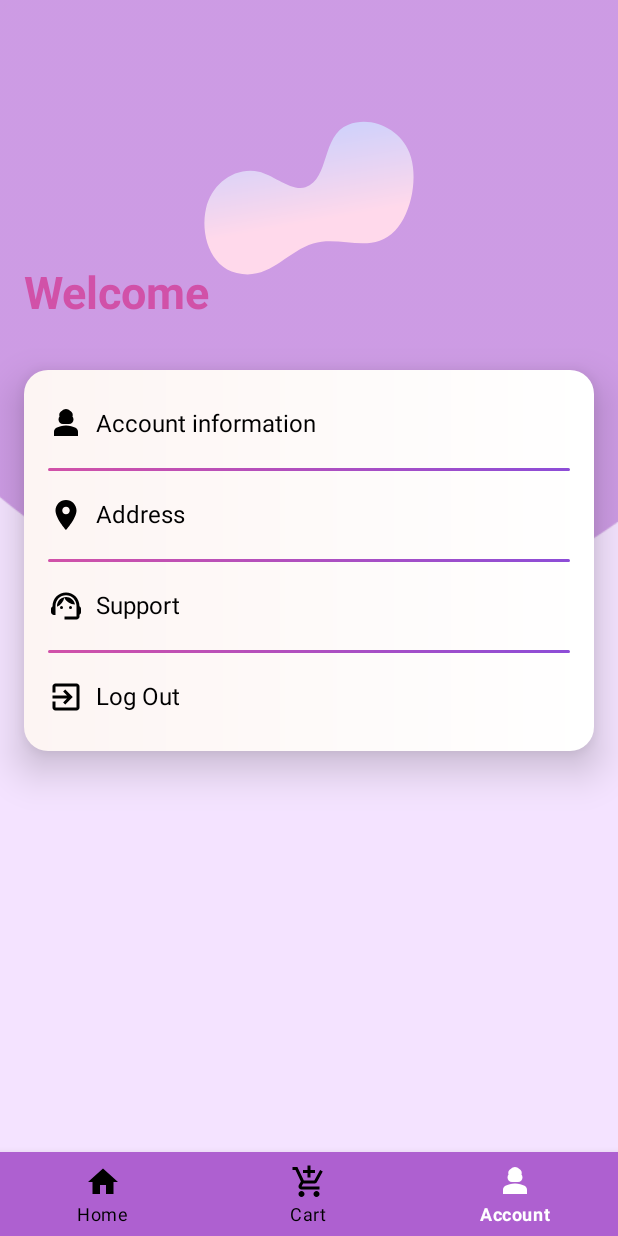
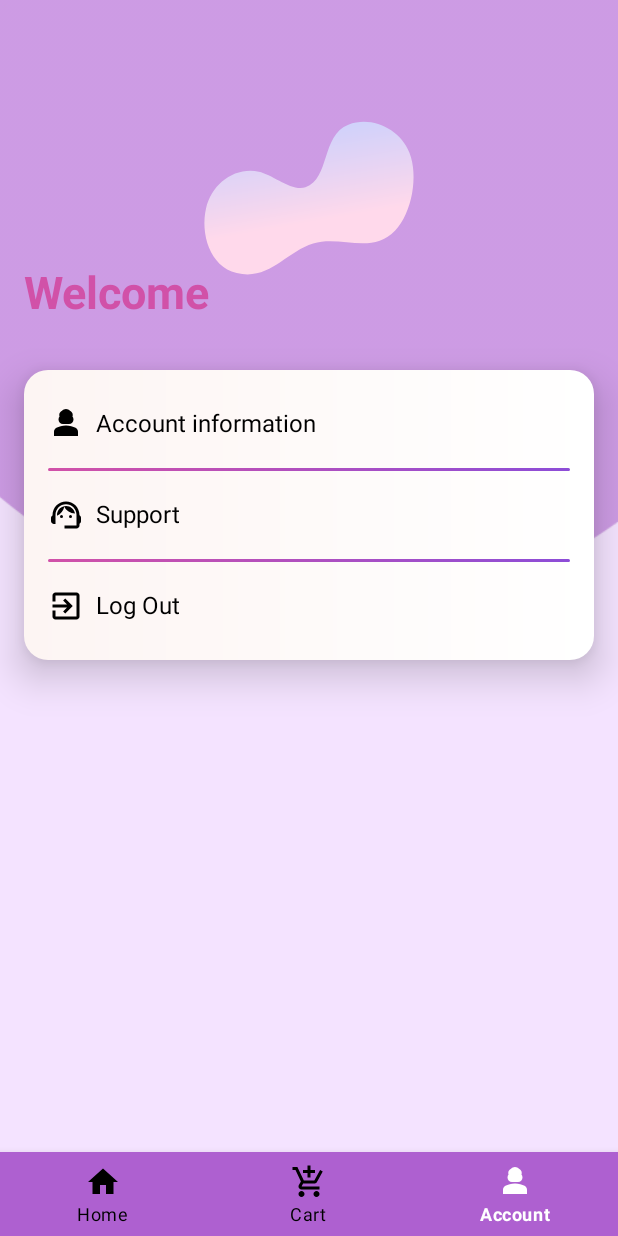
Before and after one commit to vinhhoang2810/PBL6-shoes-shop, an Android app: the HomeFragment screen opened directly, with no data from a screen before it, item 3 of the bottom bar chosen, on a phone screen of 412 x 824 dp. Run offline under Robolectric (Android 15) with nearby library versions, the phone set to English and light mode, and no system bars; our stand-ins replace sdp/ssp sizes; libraries missing offline, so code that uses them is left out: com.chibatching.kotpref; network calls fail; pictures from the network do not load; 3 statements that could not run were skipped.

Commit message:
readjust ui cart

```diff
--- a/app/src/main/java/com/shop/shoes/project/data/model/Cart.kt
+++ b/app/src/main/java/com/shop/shoes/project/data/model/Cart.kt
@@ -4,7 +4,9 @@ import com.google.gson.annotations.SerializedName
 
 data class ResponseCart(
     @SerializedName("cartItems")
-    var cartItems: List<Cart> = emptyList()
+    var cartItems: List<Cart> = emptyList(),
+    @SerializedName("totalDiscountedPrice")
+    var totalDiscountedPrice: Int = 0
 )
 
 data class Cart(
--- a/app/src/main/java/com/shop/shoes/project/ui/main/ShareViewModel.kt
+++ b/app/src/main/java/com/shop/shoes/project/ui/main/ShareViewModel.kt
@@ -9,6 +9,7 @@ import com.shop.shoes.project.R
 import com.shop.shoes.project.data.model.BodyCart
 import com.shop.shoes.project.data.model.Cart
 import com.shop.shoes.project.data.model.Product
+import com.shop.shoes.project.data.model.ResponseCart
 import com.shop.shoes.project.data.source.Repository
 import com.shop.shoes.project.utils.Pref
 import kotlinx.coroutines.launch
@@ -52,21 +53,21 @@ class ShareViewModel(application: Application, private val repository: Repositor
         return list
     }
 
-    private val _cart = MutableLiveData<List<Cart>>(emptyList())
+    private val _cart = MutableLiveData<ResponseCart?>()
     val cart = _cart
     fun getAllCart() {
         viewModelScope.launch {
             try {
                 val response = repository.getAllCarts()
-                _cart.postValue(response.cartItems)
+                _cart.postValue(response)
             } catch (e: Exception) {
-                _cart.postValue(emptyList())
+                _cart.postValue(null)
             }
         }
     }
 
     fun clearCart() {
-        _cart.postValue(emptyList())
+        _cart.postValue(null)
     }
 
     fun addNewCart(cart: BodyCart, listener: () -> Unit) {
--- a/app/src/main/java/com/shop/shoes/project/ui/main/account/AccountFragment.kt
+++ b/app/src/main/java/com/shop/shoes/project/ui/main/account/AccountFragment.kt
@@ -36,18 +36,12 @@ class AccountFragment : BaseFragment<FragmentAccountBinding>() {
                 startActivity(Intent(context, InfoActivity::class.java))
             }
         }
-
         tvSupport.setOnClickListener { sendFeedBack() }
         tvLogout.setOnClickListener {
             Pref.accessToken = ""
             tvLogout.visibility = View.GONE
             view.visibility = View.GONE
             shareViewModel.clearCart()
-        }
-        tvAddress.setOnClickListener {
-            mustBeLogin {
-                //TODO
-            }
         }
     }
 
--- a/app/src/main/java/com/shop/shoes/project/ui/main/cart/CartFragment.kt
+++ b/app/src/main/java/com/shop/shoes/project/ui/main/cart/CartFragment.kt
@@ -63,16 +63,19 @@ class CartFragment : BaseFragment<FragmentCartBinding>() {
     @SuppressLint("NotifyDataSetChanged")
     private fun listenCart() = binding.run {
         cartViewModel.cart.observe(this@CartFragment) {
+            if (it != null) {
                 carts.run {
                     clear()
-                addAll(it)
+                    addAll(it.cartItems)
                 }
+                tvLogin.visibility = View.GONE
                 adapter.notifyDataSetChanged()
                 rvCart.adapter = adapter
+                tvTotal.text = it.totalDiscountedPrice.toString()
+            } else {
                 if (Pref.accessToken == "") {
                     tvLogin.visibility = View.VISIBLE
-            } else {
-                tvLogin.visibility = View.GONE
+                }
             }
         }
     }
--- a/app/src/main/res/layout/fragment_account.xml
+++ b/app/src/main/res/layout/fragment_account.xml
@@ -72,23 +72,6 @@
             android:background="@drawable/bg_btn" />
 
         <TextView
-            android:id="@+id/tvAddress"
-            android:layout_width="match_parent"
-            android:layout_height="wrap_content"
-            android:drawableStart="@drawable/icon_place"
-            android:drawablePadding="@dimen/_8sdp"
-            android:paddingVertical="@dimen/_16sdp"
-            android:text="@string/address"
-            android:textColor="@color/black"
-            android:textSize="@dimen/_16sdp" />
-
-        <View
-            android:layout_width="match_parent"
-            android:layout_height="@dimen/_2sdp"
-            android:layout_marginVertical="@dimen/_1sdp"
-            android:background="@drawable/bg_btn" />
-
-        <TextView
             android:id="@+id/tvSupport"
             android:layout_width="match_parent"
             android:layout_height="wrap_content"
```
Also changed, not shown: app/src/main/res/layout/item_cart.xml (+1 -10 lines). Lines whose indentation alone changed are shown as unchanged.
